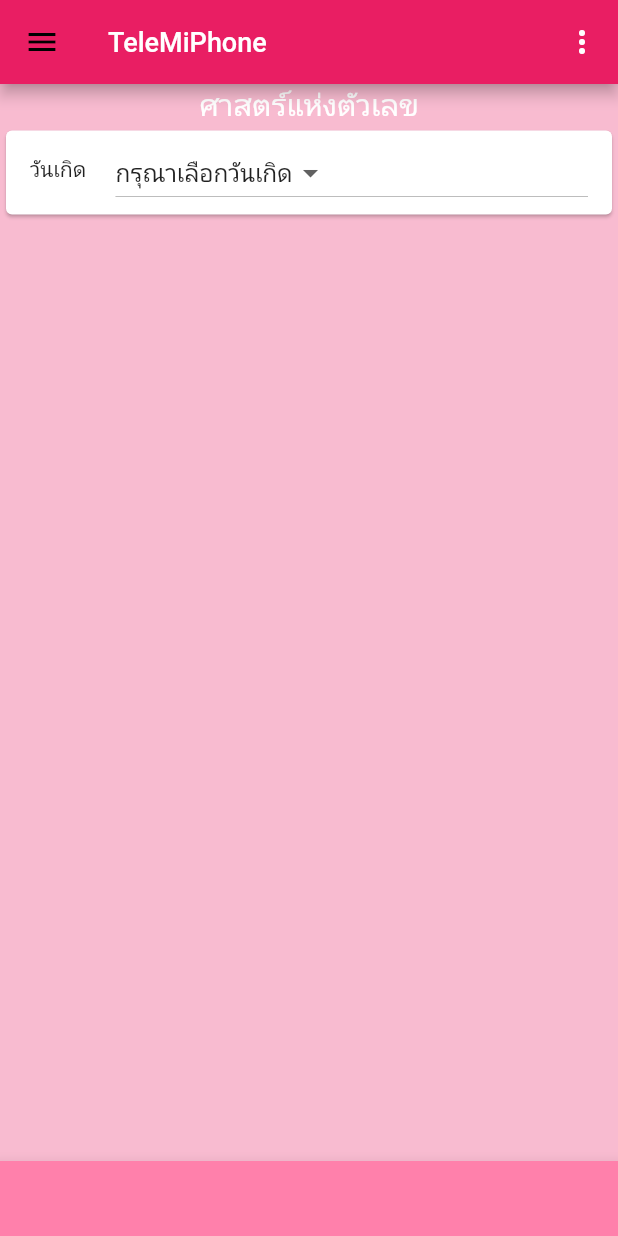
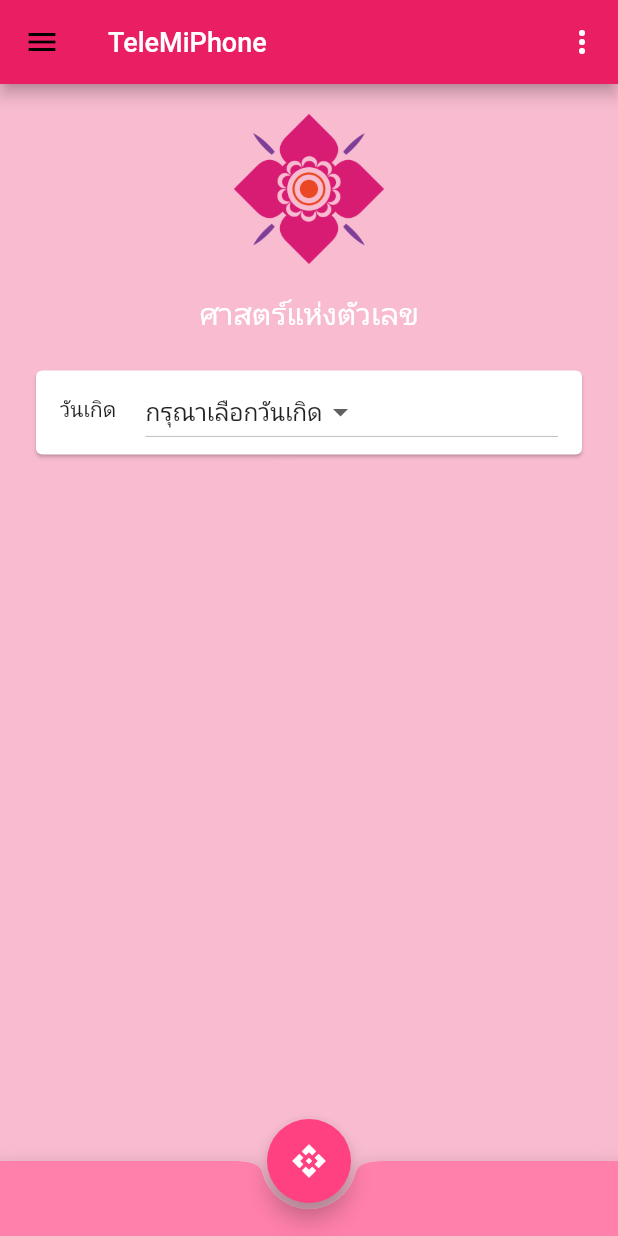
Before and after one commit to jirutbk/TeleMiPhone, a Flutter app: the screen it shows after launch, on a phone screen of 412 x 824 dp. Run offline on Flutter 3.47's test engine with Material 2 defaults, Android fonts, the phone set to English and light mode, and no system bars; our stand-ins replace flutter_rating_bar, toast.

Commit message:
add main logo

```diff
--- a/lib/main.dart
+++ b/lib/main.dart
@@ -3,6 +3,7 @@ import 'package:telemiphone/magicNumberList.dart';
 import 'package:telemiphone/phoneNumberPage.dart';
 import 'package:telemiphone/carLicensePage.dart';
 import 'package:telemiphone/namePage.dart';
+import 'package:toast/toast.dart';
 //import 'package:telemiphone/splashScreen.dart';
 
 void main() {
@@ -30,12 +31,23 @@ class MainScreen extends StatefulWidget {
 }
 
 class _MainScreen extends State<MainScreen> {
+  final GlobalKey<ScaffoldState> _drawerKey = GlobalKey();
   String version = "1.5.0";
   int day = 0;
+
+  void _openDrawer() {
+    if (day != 0)
+      _drawerKey.currentState.openDrawer();
+    else
+      Toast.show("กรุณาเลือกวันเกิด !", context,
+          duration: Toast.LENGTH_LONG, gravity: Toast.CENTER);
+  }
 
   @override
   Widget build(BuildContext context) {
     return Scaffold(
+      key: _drawerKey,
+      drawerEnableOpenDragGesture: false,   //ปิดไม่ให้ไสลด์ drawer
       appBar: AppBar(
         title: Text('TeleMiPhone',
             style: TextStyle(color: Colors.white, fontSize: 18.0)),
@@ -58,21 +70,33 @@ class _MainScreen extends State<MainScreen> {
       body: Material(
           color: Colors.pink[100],
           child: Center(
+              child: Padding(
+                  padding: const EdgeInsets.fromLTRB(20, 20, 20, 20),
                   child: Column(children: [
-            Text('ศาสตร์แห่งตัวเลข',
-                style: TextStyle(color: Colors.white, fontSize: 20.0)),
+                    Image.asset(
+                      "assets/myLogo.png",
+                      width: 100,
+                    ),
+                    Padding(
+                        padding: const EdgeInsets.fromLTRB(20, 20, 20, 20),
+                        child: Text('ศาสตร์แห่งตัวเลข',
+                            style: TextStyle(
+                                color: Colors.white, fontSize: 20.0))),
                     Card(
                         child: ListTile(
                       leading: Text("วันเกิด "),
                       title: DropdownButton(
                           value: day,
                           items: [
-                        DropdownMenuItem(child: Text("กรุณาเลือกวันเกิด"), value: 0),
+                            DropdownMenuItem(
+                                child: Text("กรุณาเลือกวันเกิด"), value: 0),
                             DropdownMenuItem(child: Text("อาทิตย์"), value: 1),
                             DropdownMenuItem(child: Text("จันทร์"), value: 2),
                             DropdownMenuItem(child: Text("อังคาร"), value: 3),
-                        DropdownMenuItem(child: Text("พุธ(กลางวัน)"), value: 4),
-                        DropdownMenuItem(child: Text("พุธ(กลางคืน)"), value: 5),
+                            DropdownMenuItem(
+                                child: Text("พุธ(กลางวัน)"), value: 4),
+                            DropdownMenuItem(
+                                child: Text("พุธ(กลางคืน)"), value: 5),
                             DropdownMenuItem(child: Text("พฤหัสบดี"), value: 6),
                             DropdownMenuItem(child: Text("ศุกร์"), value: 7),
                             DropdownMenuItem(child: Text("เสาร์"), value: 8)
@@ -83,7 +107,7 @@ class _MainScreen extends State<MainScreen> {
                             });
                           }),
                     ))
-          ]))),
+                  ])))),
       drawer: Drawer(
         child: ListView(
           padding: EdgeInsets.zero,
@@ -166,6 +190,15 @@ class _MainScreen extends State<MainScreen> {
           height: 50.0,
         ),
       ),
+      floatingActionButton: FloatingActionButton(
+        backgroundColor: Colors.pinkAccent,
+        onPressed: _openDrawer,
+        child: Icon(
+          Icons.api_sharp,
+          color: Colors.white,
+        ),
+      ),
+      floatingActionButtonLocation: FloatingActionButtonLocation.centerDocked,
     );
   }
 }
--- a/lib/namePage.dart
+++ b/lib/namePage.dart
@@ -138,6 +138,7 @@ class _NamePageState extends State<NamePage> {
                     leading: Text("ระดับ $level"),
                     title: RatingBar.builder(
                       initialRating: level,
+                      ignoreGestures: true,    //ปิดไม่ให้ tab
                       minRating: 1,
                       direction: Axis.horizontal,
                       allowHalfRating: true,
--- a/pubspec.yaml
+++ b/pubspec.yaml
@@ -15,7 +15,7 @@ publish_to: 'none' # Remove this line if you wish to publish to pub.dev
 # In iOS, build-name is used as CFBundleShortVersionString while build-number used as CFBundleVersion.
 # Read more about iOS versioning at
 # https://developer.apple.com/library/archive/documentation/General/Reference/InfoPlistKeyReference/Articles/CoreFoundationKeys.html
-version: 1.0.0+1
+version: 1.5.0
 
 environment:
   sdk: ">=2.7.0 <3.0.0"
```
Lines whose indentation alone changed are shown as unchanged.
